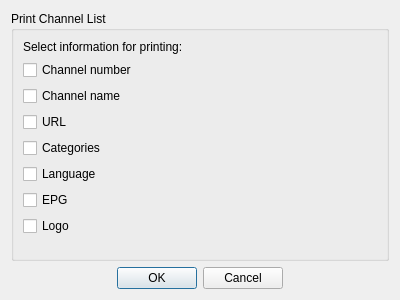
Before: the Qt Designer form src/ui/dialogs/PrintDialog.ui in ntadej/tano, drawn with Qt 5.
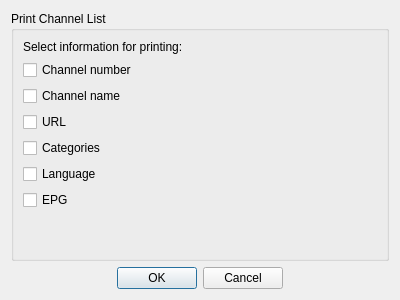
After: the same form once the commit is applied. Icons and pictures are not drawn.

What changed in the file:
```diff
--- a/src/ui/dialogs/PrintDialog.ui
+++ b/src/ui/dialogs/PrintDialog.ui
@@ -73,13 +73,6 @@
         </property>
        </widget>
       </item>
-      <item>
-       <widget class="QCheckBox" name="checkLogo">
-        <property name="text">
-         <string>Logo</string>
-        </property>
-       </widget>
-      </item>
       <item>
        <spacer name="verticalSpacer">
         <property name="orientation">
```
